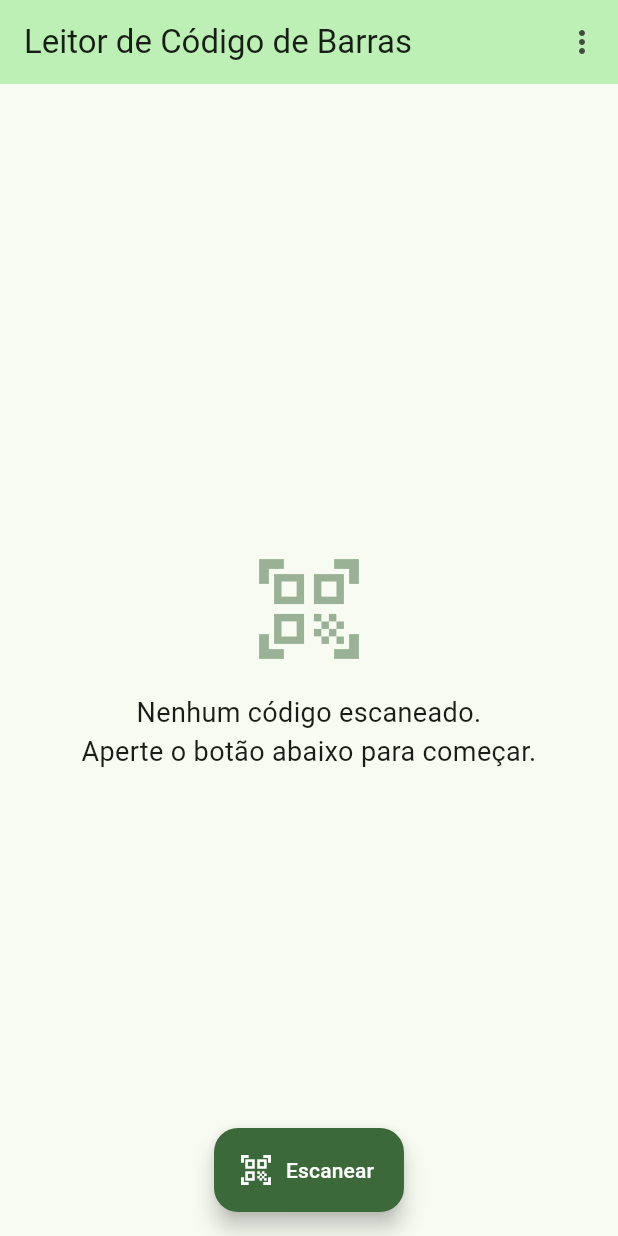
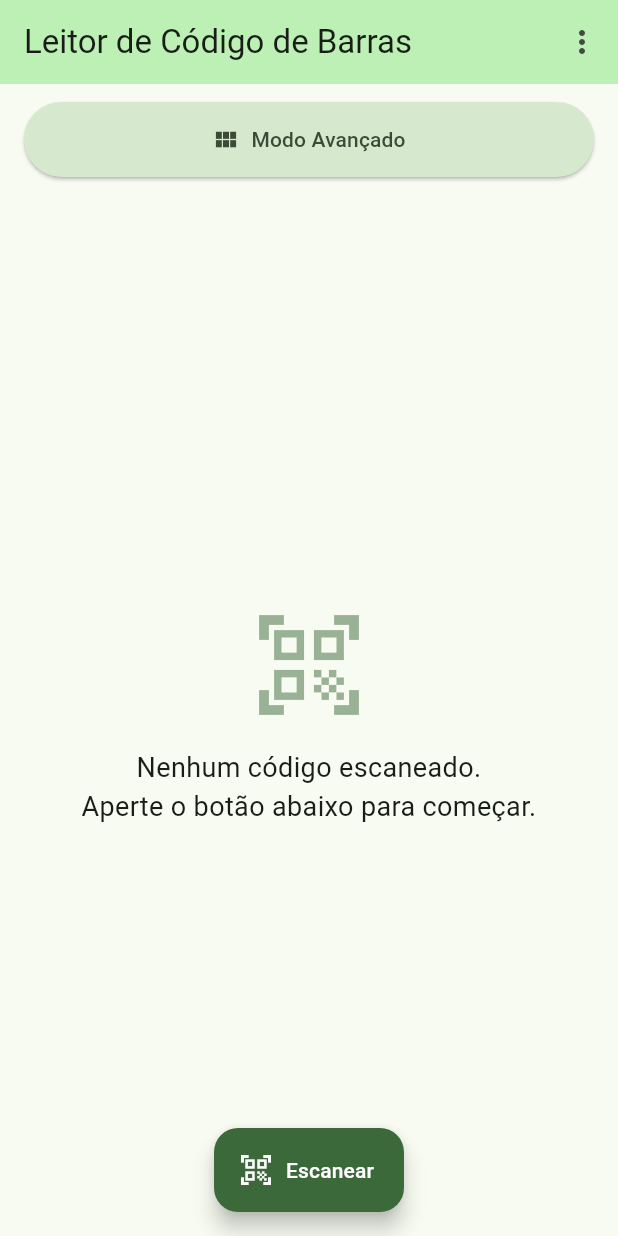
Before and after one commit to mvmvasconcelos/barcode-scanner, a Flutter app: the screen it shows after launch, on a phone screen of 412 x 824 dp. Run offline on Flutter 3.47's test engine with Material 3 defaults, Android fonts, the phone set to English and light mode, and no system bars; our stand-ins replace audioplayers, connectivity_plus, dio, open_filex, package_info_plus, permission_handler and 2 more; missing offline and left inert: flutter_barcode_scanner, install_plugin.

Commit message:
Adicionado modo Avançado

```diff
--- a/lib/screens/home_page.dart
+++ b/lib/screens/home_page.dart
@@ -200,7 +200,26 @@ class HomePage extends StatelessWidget {
                 ),
               ],
       ),
-      body: provider.scans.isEmpty
+      body: Column(
+        children: [
+          // Botão para o modo avançado - sempre visível
+          if (!provider.isSelectionMode)
+            Padding(
+              padding: const EdgeInsets.symmetric(horizontal: 16, vertical: 12),
+              child: ElevatedButton.icon(
+                onPressed: () => Navigator.of(context).pushNamed('/advanced'),
+                icon: const Icon(Icons.view_module),
+                label: const Text('Modo Avançado'),
+                style: ElevatedButton.styleFrom(
+                  backgroundColor: colorScheme.secondaryContainer,
+                  foregroundColor: colorScheme.onSecondaryContainer,
+                  padding: const EdgeInsets.symmetric(vertical: 12, horizontal: 16),
+                  minimumSize: const Size(double.infinity, 50),
+                ),
+              ),
+            ),
+          Expanded(
+            child: provider.scans.isEmpty
               ? Center(
                   child: Column(
                     mainAxisAlignment: MainAxisAlignment.center,
@@ -235,22 +254,6 @@ class HomePage extends StatelessWidget {
                               style: const TextStyle(fontWeight: FontWeight.bold),
                             ),
                           ],
-                    ),
-                  ),
-                // Botão para o modo avançado
-                if (!provider.isSelectionMode)
-                  Padding(
-                    padding: const EdgeInsets.symmetric(horizontal: 16, vertical: 12),
-                    child: ElevatedButton.icon(
-                      onPressed: () => Navigator.of(context).pushNamed('/advanced'),
-                      icon: const Icon(Icons.view_module),
-                      label: const Text('Modo Avançado'),
-                      style: ElevatedButton.styleFrom(
-                        backgroundColor: colorScheme.secondaryContainer,
-                        foregroundColor: colorScheme.onSecondaryContainer,
-                        padding: const EdgeInsets.symmetric(vertical: 12, horizontal: 16),
-                        minimumSize: const Size(double.infinity, 50),
-                      ),
                         ),
                       ),
                     Expanded(
@@ -333,6 +336,9 @@ class HomePage extends StatelessWidget {
                     ),
                   ],
                 ),
+          ),
+        ],
+      ),
       floatingActionButton: FloatingActionButton.extended(
         onPressed: provider.isSelectionMode
             ? null
--- a/pubspec.yaml
+++ b/pubspec.yaml
@@ -2,7 +2,7 @@ name: barcode_scanner
 description: A new Flutter project.
 publish_to: 'none'
 
-version: 1.0.4+4
+version: 1.0.4+5
 
 environment:
   sdk: '>=3.1.5 <4.0.0'
```
Lines whose indentation alone changed are shown as unchanged.
